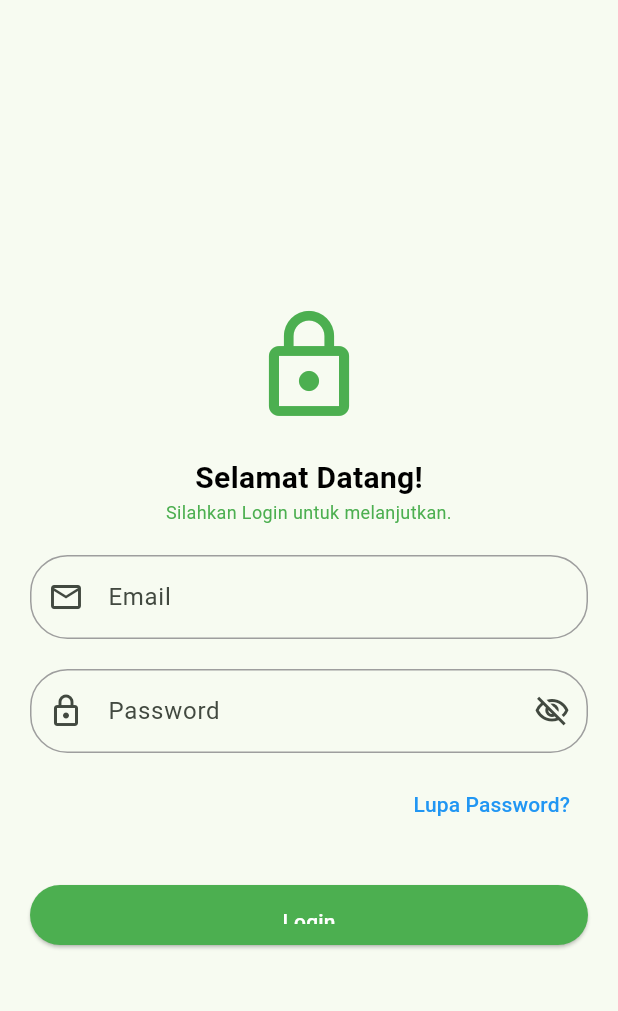
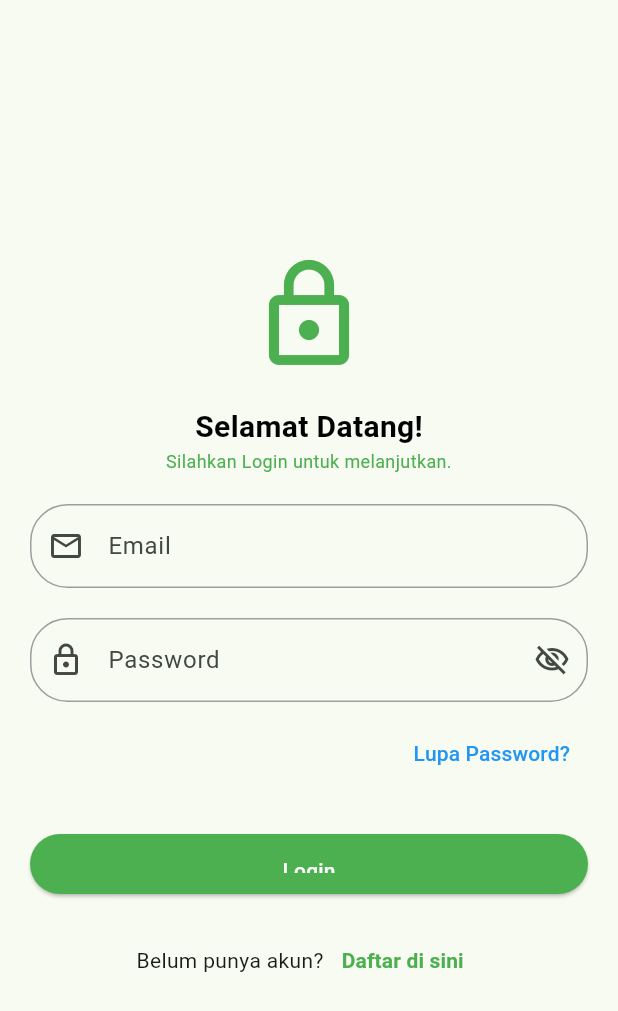
Before and after one commit to Ferdiansyah76/KB1179-1123150038-uts, a Flutter app: the LoginPageHib screen opened directly, on a phone screen of 412 x 824 dp. Shown: the top 1011 px of the screen. Run offline on Flutter 3.47's test engine with Material 3 defaults, Android fonts, the phone set to English and light mode, and no system bars.

Commit message:
menampilkan tombol untuk pendaftaran

```diff
--- a/lib/login/login.dart
+++ b/lib/login/login.dart
@@ -100,6 +100,25 @@ class LoginPageHib extends StatelessWidget {
                     ),
                   ),
                 ),
+                const SizedBox(height: 20),
+                Row(
+                  mainAxisAlignment: MainAxisAlignment.center,
+                  children: [
+                    const Text("Belum punya akun?"),
+                    TextButton(
+                      onPressed: () {
+                        // Aksi navigasi ke halaman register
+                      },
+                      child: const Text(
+                        "Daftar di sini",
+                        style: TextStyle(
+                          color: Colors.green,
+                          fontWeight: FontWeight.bold,
+                        ),
+                      ),
+                    ),
+                  ],
+                ),
               ]
             ),
           ),
```
